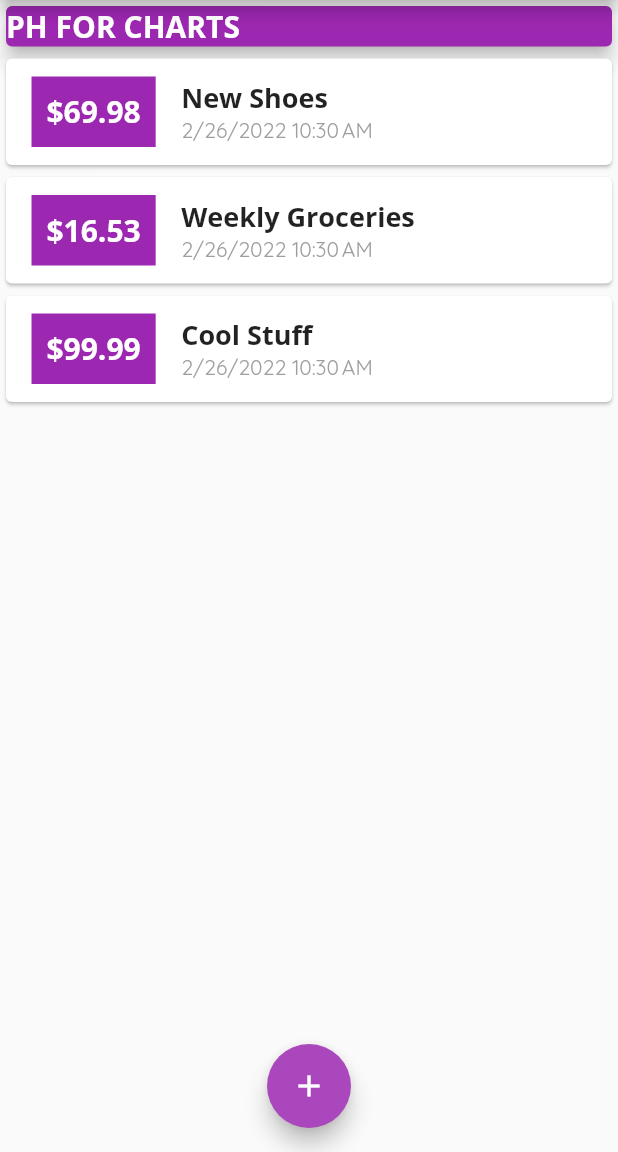
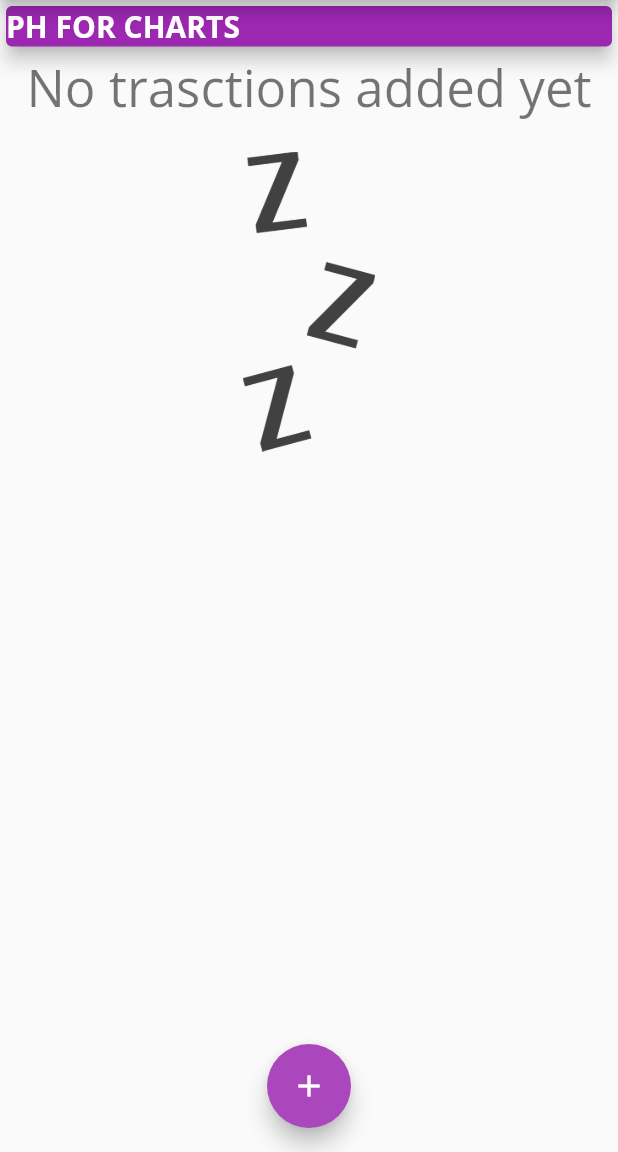
Before and after one commit to mubinbin/expenses_app, a Flutter app: the screen it shows after launch, on a phone screen of 412 x 824 dp, the part 84-1236 px from its top. Run offline on Flutter 3.47's test engine with Material 2 defaults, Android fonts, the phone set to English and light mode, and no system bars.

Commit message:
format the waiting image

```diff
--- a/lib/main.dart
+++ b/lib/main.dart
@@ -1,5 +1,3 @@
-import 'dart:ui';
-
 import 'package:flutter/material.dart';
 import 'widgets/home.dart';
 
--- a/lib/widgets/home.dart
+++ b/lib/widgets/home.dart
@@ -12,24 +12,24 @@ class MyHomePage extends StatefulWidget {
 
 class _MyHomePageState extends State<MyHomePage> {
   final List<Transaction> _userTransactions = [
-    Transaction(
-      id: "t1",
-      title: "New Shoes",
-      amount: 69.99,
-      date: DateTime.now(),
-    ),
-    Transaction(
-      id: "t2",
-      title: "Weekly Groceries",
-      amount: 16.53,
-      date: DateTime.now(),
-    ),
-    Transaction(
-      id: "t3",
-      title: "Cool Stuff",
-      amount: 99.99999999,
-      date: DateTime.now(),
-    ),
+    // Transaction(
+    //   id: "t1",
+    //   title: "New Shoes",
+    //   amount: 69.99,
+    //   date: DateTime.now(),
+    // ),
+    // Transaction(
+    //   id: "t2",
+    //   title: "Weekly Groceries",
+    //   amount: 16.53,
+    //   date: DateTime.now(),
+    // ),
+    // Transaction(
+    //   id: "t3",
+    //   title: "Cool Stuff",
+    //   amount: 99.99999999,
+    //   date: DateTime.now(),
+    // ),
   ];
 
   void _addNewTransaction(String title, double amount) {
--- a/lib/widgets/transaction_list.dart
+++ b/lib/widgets/transaction_list.dart
@@ -19,7 +19,14 @@ class TransactionList extends StatelessWidget {
                   'No trasctions added yet',
                   style: Theme.of(context).textTheme.headline4,
                 ),
-                Image.asset('assets/images/waiting.png'),
+                const SizedBox(height: 20),
+                SizedBox(
+                  height: 200,
+                  child: Image.asset(
+                    'assets/images/waiting.png',
+                    fit: BoxFit.cover,
+                  ),
+                ),
               ],
             )
           : ListView.builder(
```
